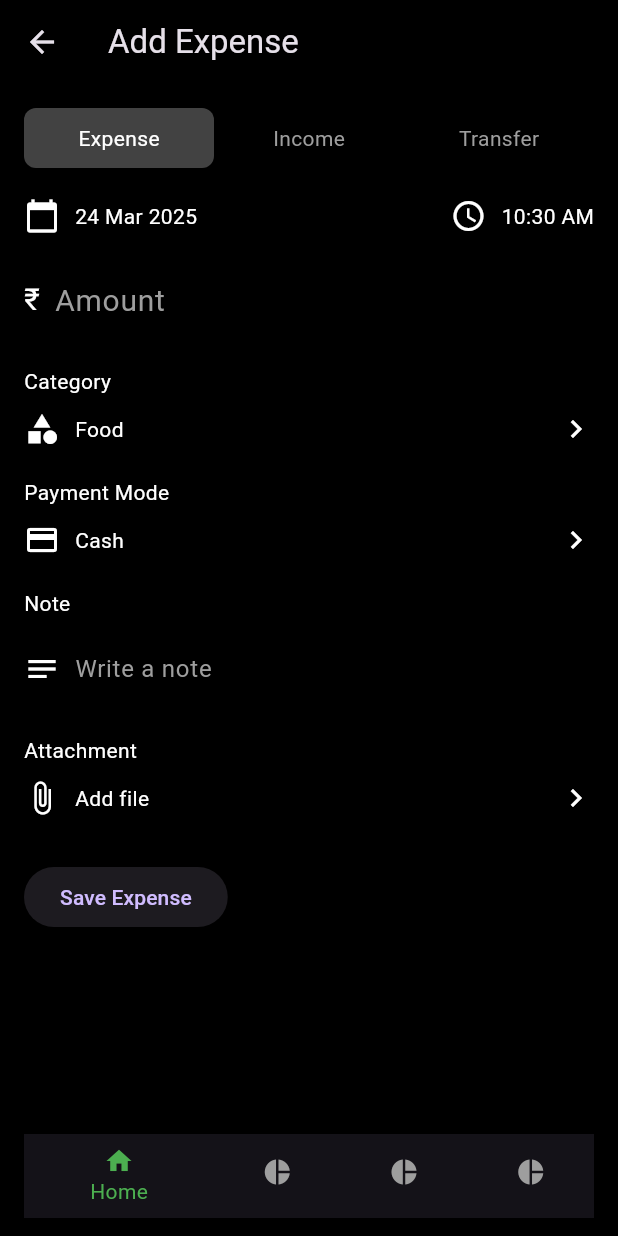
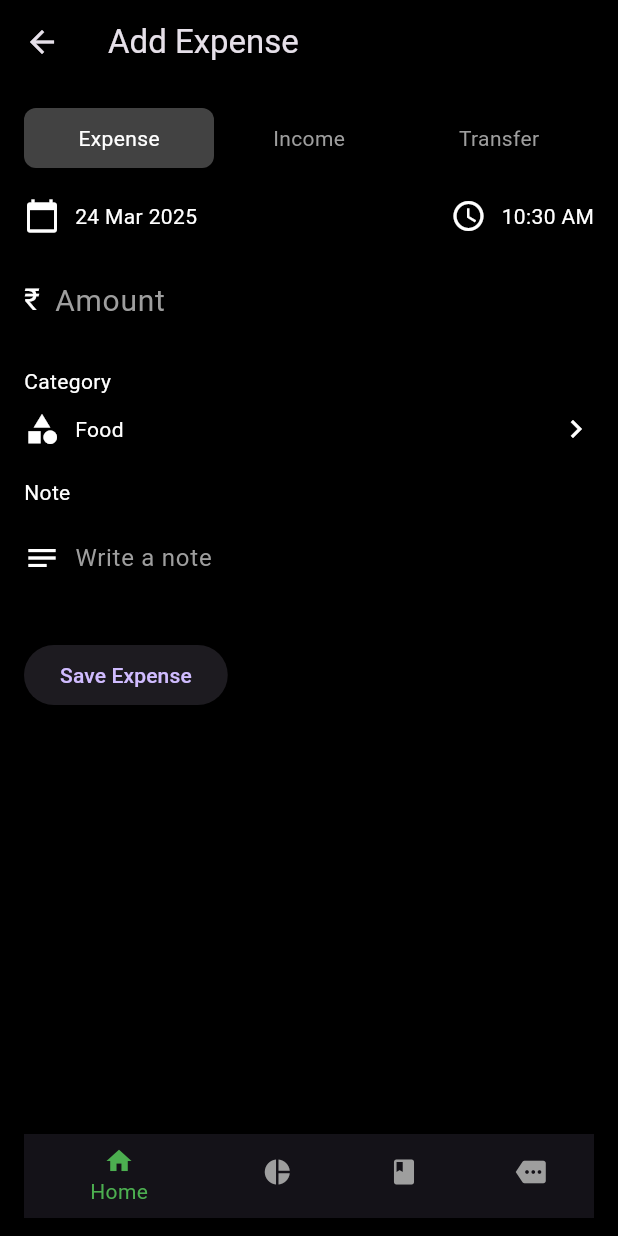
Before and after one commit to ByteBender24/PennyWise, a Flutter app: the screen it shows after launch, after a tap on the "add" icon, on a phone screen of 412 x 824 dp. Run offline on Flutter 3.47's test engine with Material 3 defaults, Android fonts, the phone set to English and light mode, and no system bars; our stand-ins replace hive, hive_flutter; accounts and stored records are empty.

Commit message:
UI changes, add expense page updation
Bottom nav bar, new page with dates, times, notes in expense

```diff
--- a/lib/models/expense.dart
+++ b/lib/models/expense.dart
@@ -21,7 +21,7 @@ class Expense extends HiveObject {
 
   Expense({
     required this.id,
-    required this.title,
+    this.title = "Unknown Expense",
     this.amount = 0.0,
     required this.category,
     required this.date,
--- a/lib/screens/add_expense_screen.dart
+++ b/lib/screens/add_expense_screen.dart
@@ -58,11 +58,8 @@ class _AddExpenseScreenState extends State<AddExpenseScreen> {
               SizedBox(height: 20),
               _buildCategorySelection(),
               SizedBox(height: 20),
-              _buildPaymentModeSelection(),
-              SizedBox(height: 20),
               _buildNoteInput(),
-              SizedBox(height: 20),
-              _buildAttachmentSection(),
+
               SizedBox(height: 30),
               ElevatedButton(
                 onPressed: _saveExpense,
@@ -218,8 +215,8 @@ class _AddExpenseScreenState extends State<AddExpenseScreen> {
         items: const [
           BottomNavigationBarItem(icon: Icon(Icons.home, size: 20), label: "Home"),
           BottomNavigationBarItem(icon: Icon(Icons.pie_chart, size: 20), label: "Analysis"),
-          BottomNavigationBarItem(icon: Icon(Icons.pie_chart, size: 20), label: "Budgeting"),
-          BottomNavigationBarItem(icon: Icon(Icons.pie_chart, size: 20), label: "More"),
+          BottomNavigationBarItem(icon: Icon(Icons.book, size: 20), label: "Budgeting"),
+          BottomNavigationBarItem(icon: Icon(Icons.more, size: 20), label: "More"),
         ],
       ),
     );
--- a/lib/screens/home_screen.dart
+++ b/lib/screens/home_screen.dart
@@ -1,6 +1,7 @@
 import 'package:flutter/material.dart';
 import 'package:intl/intl.dart';
 import 'package:pennywise/screens/add_expense_screen.dart';
+import 'package:pennywise/screens/all_expenses_screen.dart';
 
 class HomeScreen extends StatefulWidget {
   const HomeScreen({super.key});
@@ -11,9 +12,21 @@ class HomeScreen extends StatefulWidget {
 
 class _HomeScreenState extends State<HomeScreen> {
   int _currentIndex = 0;
+  int _currentPage = 1;
+  final int _itemsPerPage = 5;
 
   double totalIncome = 5000; // Placeholder
   double totalExpenses = 3200; // Placeholder
+
+  final List<Map<String, dynamic>> expenses = [
+    {'note': 'Groceries', 'amount': 50.00, 'category': 'Food', 'date': DateTime.now()},
+    {'note': 'Transport', 'amount': 15.00, 'category': 'Travel', 'date': DateTime.now()},
+    {'note': 'Subscription', 'amount': 10.00, 'category': 'Entertainment', 'date': DateTime.now()},
+    {'note': 'Dinner', 'amount': 30.00, 'category': 'Food', 'date': DateTime.now()},
+    {'note': 'Electricity Bill', 'amount': 100.00, 'category': 'Utilities', 'date': DateTime.now()},
+    {'note': 'Gym Membership', 'amount': 25.00, 'category': 'Health', 'date': DateTime.now()},
+    {'note': 'Internet Bill', 'amount': 40.00, 'category': 'Utilities', 'date': DateTime.now()},
+  ];
 
   @override
   Widget build(BuildContext context) {
@@ -24,6 +37,17 @@ class _HomeScreenState extends State<HomeScreen> {
         centerTitle: true,
         backgroundColor: Colors.black,
         elevation: 0,
+        actions: [
+          IconButton(
+            icon: const Icon(Icons.list, color: Colors.white),
+            onPressed: () {
+              Navigator.push(
+                context,
+                MaterialPageRoute(builder: (context) => AllExpensesScreen(expenses: expenses)),
+              );
+            },
+          ),
+        ],
       ),
       body: SafeArea(
         child: Column(
@@ -48,7 +72,6 @@ class _HomeScreenState extends State<HomeScreen> {
     );
   }
 
-  /// Income & Expenses Summary
   Widget _buildSummaryCard() {
     return Padding(
       padding: const EdgeInsets.all(16.0),
@@ -81,7 +104,6 @@ class _HomeScreenState extends State<HomeScreen> {
     );
   }
 
-  /// Income & Expense Bar
   Widget _buildIncomeExpenseCard(String title, double amount, Color color) {
     return Column(
       crossAxisAlignment: CrossAxisAlignment.start,
@@ -96,34 +118,53 @@ class _HomeScreenState extends State<HomeScreen> {
     );
   }
 
-  /// Expense List Placeholder
   Widget _buildExpensesList() {
-    return ListView.builder(
-      itemCount: 5, // Placeholder count
-      itemBuilder: (context, index) {
-        return Padding(
-          padding: const EdgeInsets.symmetric(horizontal: 16, vertical: 8),
-          child: Container(
-            padding: const EdgeInsets.all(12),
-            decoration: BoxDecoration(
-              color: Colors.grey[850],
-              borderRadius: BorderRadius.circular(12),
-            ),
-            child: ListTile(
-              title: const Text("Expense Title", style: TextStyle(color: Colors.white)),
-              subtitle: Text(
-                "Category - ${DateFormat('yyyy-MM-dd').format(DateTime.now())}",
-                style: const TextStyle(color: Colors.grey),
-              ),
-              trailing: const Text("\$20.00", style: TextStyle(color: Colors.red, fontWeight: FontWeight.bold)),
+    int endIndex = _currentPage * _itemsPerPage;
+    List<Map<String, dynamic>> paginatedExpenses = expenses.sublist(
+      0,
+      endIndex > expenses.length ? expenses.length : endIndex,
+    );
+
+    return Column(
+      children: [
+        Expanded(
+          child: ListView.builder(
+            itemCount: paginatedExpenses.length,
+            itemBuilder: (context, index) {
+              final expense = paginatedExpenses[index];
+              return ListTile(
+                title: Text(expense['note'], style: const TextStyle(color: Colors.white)),
+                subtitle: Text(
+                  "${expense['category']} - ${DateFormat('yyyy-MM-dd').format(expense['date'])}",
+                  style: const TextStyle(color: Colors.grey),
+                ),
+                trailing: Text(
+                  "\$${expense['amount'].toStringAsFixed(2)}",
+                  style: const TextStyle(color: Colors.red, fontWeight: FontWeight.bold),
+                ),
+              );
+            },
+          ),
+        ),
+        if (endIndex < expenses.length)
+          TextButton(
+            onPressed: () {
+              setState(() {
+                _currentPage++;
+              });
+            },
+            child: Row(
+              mainAxisAlignment: MainAxisAlignment.center,
+              children: const [
+                Text("Load More", style: TextStyle(color: Colors.green)),
+                Icon(Icons.expand_more, color: Colors.green)
+              ],
             ),
           ),
-        );
-      },
+      ],
     );
   }
 
-  /// Bottom Navigation Bar
   Widget _buildBottomNavBar() {
     return BottomAppBar(
       shape: const CircularNotchedRectangle(),
@@ -140,6 +181,8 @@ class _HomeScreenState extends State<HomeScreen> {
         items: const [
           BottomNavigationBarItem(icon: Icon(Icons.home, size: 20), label: "Home"),
           BottomNavigationBarItem(icon: Icon(Icons.pie_chart, size: 20), label: "Stats"),
+          BottomNavigationBarItem(icon: Icon(Icons.book, size: 20), label: "Budgeting"),
+          BottomNavigationBarItem(icon: Icon(Icons.more, size: 20), label: "More"),
         ],
       ),
     );
```
Also changed, not shown: lib/screens/all_expenses_screen.dart (added, +37 -0 lines).
